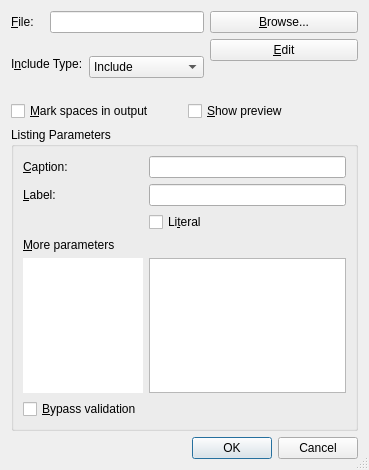
cburschka/lyx, file src/frontends/qt4/ui/IncludeUi.ui: the form before one commit.
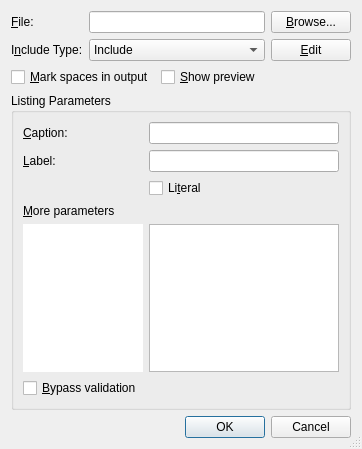
The form after the commit.

Commit message:
Fix Include dialog UI
#11443

Patch:
```diff
--- a/src/frontends/qt4/ui/IncludeUi.ui
+++ b/src/frontends/qt4/ui/IncludeUi.ui
@@ -6,8 +6,8 @@
    <rect>
     <x>0</x>
     <y>0</y>
-    <width>369</width>
-    <height>470</height>
+    <width>362</width>
+    <height>449</height>
    </rect>
   </property>
   <property name="windowTitle">
@@ -16,27 +16,9 @@
   <property name="sizeGripEnabled">
    <bool>true</bool>
   </property>
+  <layout class="QGridLayout" name="gridLayout_3">
+   <item row="0" column="0">
   <layout class="QGridLayout" name="gridLayout_2">
-   <item row="0" column="0">
-    <widget class="QLabel" name="filenameLA">
-     <property name="toolTip">
-      <string/>
-     </property>
-     <property name="text">
-      <string>&amp;File:</string>
-     </property>
-     <property name="buddy">
-      <cstring>filenameED</cstring>
-     </property>
-    </widget>
-   </item>
-   <item row="0" column="1" colspan="2">
-    <widget class="QLineEdit" name="filenameED">
-     <property name="toolTip">
-      <string>File name to include</string>
-     </property>
-    </widget>
-   </item>
    <item row="0" column="3">
     <widget class="QPushButton" name="browsePB">
      <property name="toolTip">
@@ -47,7 +29,7 @@
      </property>
     </widget>
    </item>
-   <item row="1" column="0" rowspan="2" colspan="2">
+     <item row="1" column="0" colspan="2">
     <widget class="QLabel" name="TextLabel1">
      <property name="text">
       <string>I&amp;nclude Type:</string>
@@ -57,7 +39,7 @@
      </property>
     </widget>
    </item>
-   <item row="1" column="2" rowspan="3">
+     <item row="1" column="2">
     <widget class="QComboBox" name="typeCO">
      <item>
       <property name="text">
@@ -91,23 +73,29 @@
      </property>
     </widget>
    </item>
-   <item row="2" column="3">
-    <spacer>
-     <property name="orientation">
-      <enum>Qt::Horizontal</enum>
-     </property>
-     <property name="sizeType">
-      <enum>QSizePolicy::Expanding</enum>
-     </property>
-     <property name="sizeHint" stdset="0">
-      <size>
-       <width>28</width>
-       <height>28</height>
-      </size>
-     </property>
-    </spacer>
-   </item>
-   <item row="4" column="0" colspan="4">
+     <item row="0" column="2">
+      <widget class="QLineEdit" name="filenameED">
+       <property name="toolTip">
+        <string>File name to include</string>
+       </property>
+      </widget>
+     </item>
+     <item row="0" column="0" colspan="2">
+      <widget class="QLabel" name="filenameLA">
+       <property name="toolTip">
+        <string/>
+       </property>
+       <property name="text">
+        <string>&amp;File:</string>
+       </property>
+       <property name="buddy">
+        <cstring>filenameED</cstring>
+       </property>
+      </widget>
+     </item>
+    </layout>
+   </item>
+   <item row="1" column="0">
     <layout class="QHBoxLayout">
      <property name="spacing">
       <number>6</number>
@@ -156,9 +144,22 @@
        </property>
       </widget>
      </item>
+     <item>
+      <spacer name="horizontalSpacer">
+       <property name="orientation">
+        <enum>Qt::Horizontal</enum>
+       </property>
+       <property name="sizeHint" stdset="0">
+        <size>
+         <width>40</width>
+         <height>20</height>
+        </size>
+       </property>
+      </spacer>
+     </item>
     </layout>
    </item>
-   <item row="5" column="0" colspan="4">
+   <item row="2" column="0">
     <widget class="QGroupBox" name="listingsGB">
      <property name="sizePolicy">
       <sizepolicy hsizetype="Expanding" vsizetype="Expanding">
@@ -305,7 +306,7 @@
      </layout>
     </widget>
    </item>
-   <item row="6" column="2" colspan="2">
+   <item row="3" column="0">
     <widget class="QDialogButtonBox" name="buttonBox">
      <property name="standardButtons">
       <set>QDialogButtonBox::Cancel|QDialogButtonBox::Ok</set>
```
Lines whose indentation alone changed are shown as unchanged.
